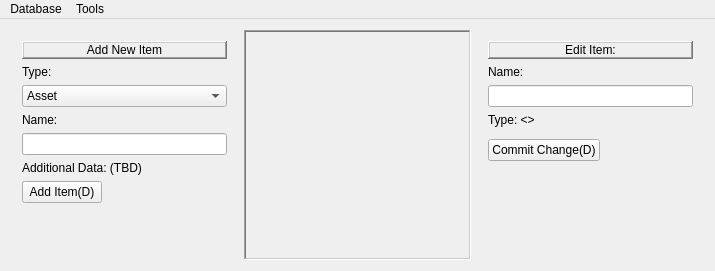
This is overview.ui in LeoricDepewse/AEGISElicitator as Qt 5 draws it before an edit. The edited form follows.
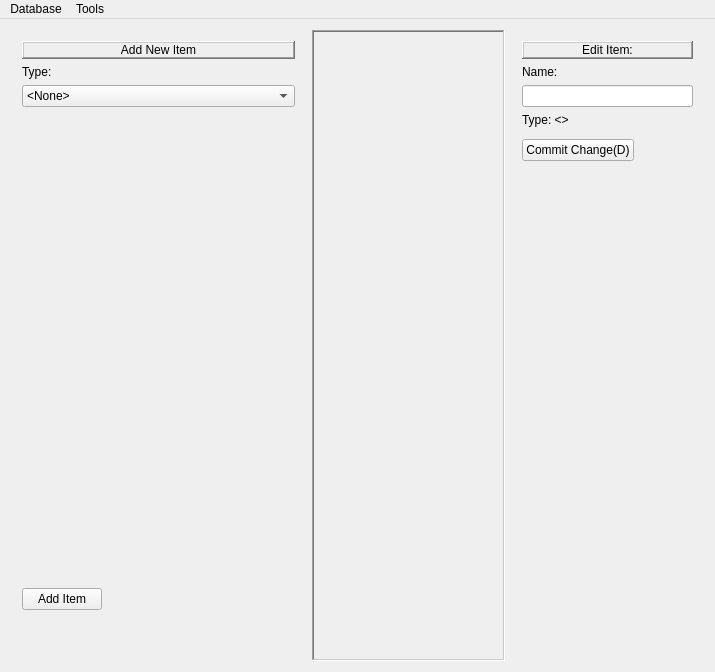
This is the edited form.

Patch:
```diff
--- a/overview.ui
+++ b/overview.ui
@@ -49,6 +49,11 @@
        </item>
        <item>
         <widget class="QComboBox" name="typeCombo">
+         <item>
+          <property name="text">
+           <string>&lt;None&gt;</string>
+          </property>
+         </item>
          <item>
           <property name="text">
            <string>Asset</string>
@@ -112,19 +117,18 @@
         </widget>
        </item>
        <item>
-        <widget class="QLabel" name="label_2">
-         <property name="text">
-          <string>Name:</string>
+        <widget class="QFrame" name="itemFrame">
+         <property name="sizePolicy">
+          <sizepolicy hsizetype="Minimum" vsizetype="Minimum">
+           <horstretch>0</horstretch>
+           <verstretch>0</verstretch>
+          </sizepolicy>
          </property>
-        </widget>
-       </item>
-       <item>
-        <widget class="QLineEdit" name="nameEdit"/>
-       </item>
-       <item>
-        <widget class="QLabel" name="label_4">
-         <property name="text">
-          <string>Additional Data: (TBD)</string>
+         <property name="minimumSize">
+          <size>
+           <width>273</width>
+           <height>469</height>
+          </size>
          </property>
         </widget>
        </item>
@@ -137,7 +141,7 @@
           </sizepolicy>
          </property>
          <property name="text">
-          <string>Add Item(D)</string>
+          <string>Add Item</string>
          </property>
         </widget>
        </item>
@@ -173,7 +177,7 @@
         <rect>
          <x>0</x>
          <y>0</y>
-         <width>225</width>
+         <width>193</width>
          <height>230</height>
         </rect>
        </property>
```
Left out of the diff: 6 changed lines with no effect on the pictures.
